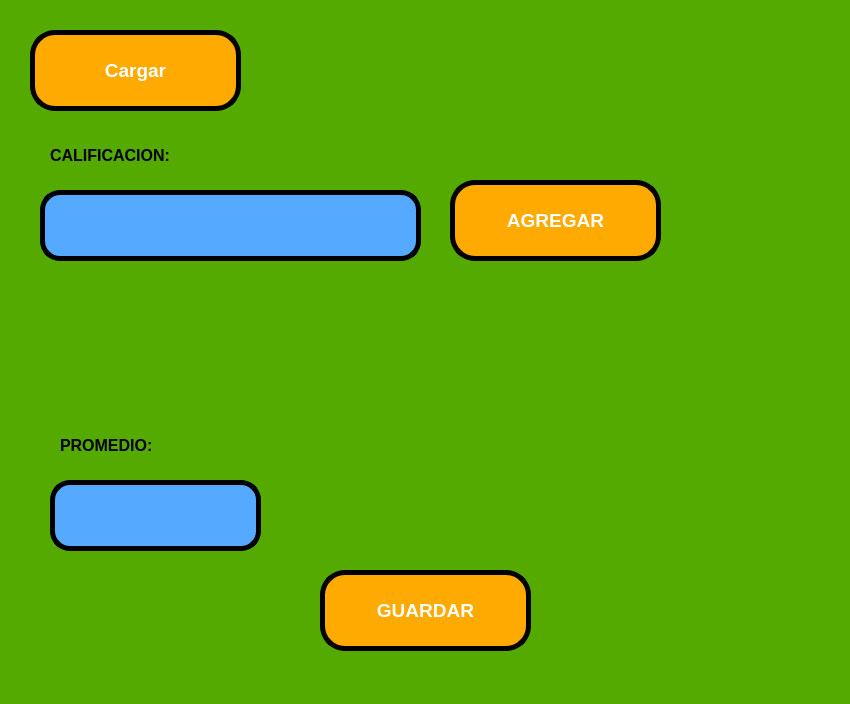
Above: Unidad 1/P07_PromedioNumeros-Load/P07_PromedioNumeros-Load.ui from Boxy15/PIP_2025_1_Eq1 before the change. Below: the same form after it.
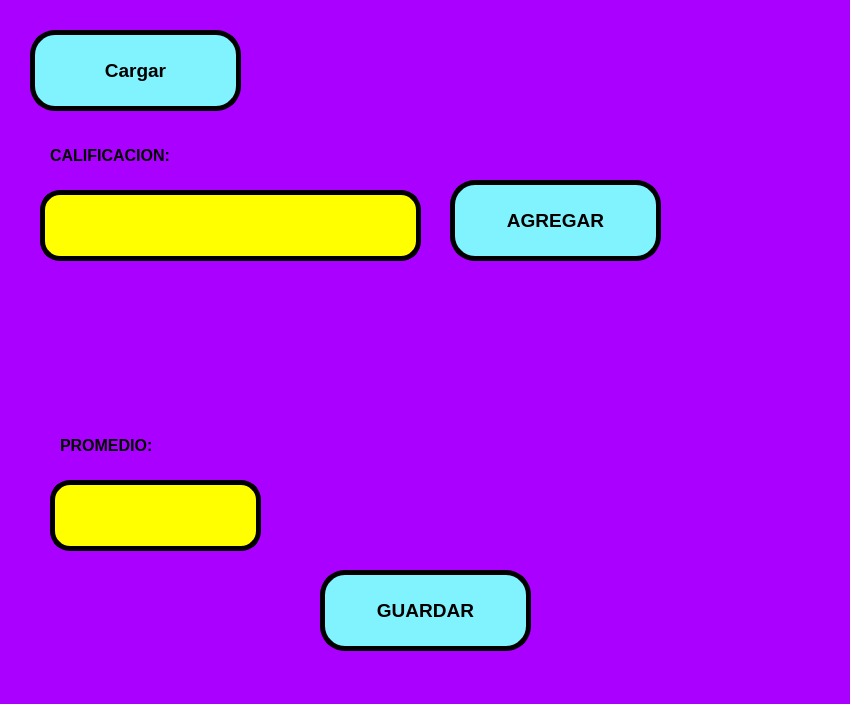
That is the form after the change.

What changed in the file:
```diff
--- a/Unidad 1/P07_PromedioNumeros-Load/P07_PromedioNumeros-Load.ui
+++ b/Unidad 1/P07_PromedioNumeros-Load/P07_PromedioNumeros-Load.ui
@@ -14,7 +14,7 @@
    <string>MainWindow</string>
   </property>
   <property name="styleSheet">
-   <string notr="true">background-color: rgb(85, 170, 0);</string>
+   <string notr="true">background-color: rgb(170, 0, 255);</string>
   </property>
   <widget class="QWidget" name="centralwidget">
    <widget class="QPushButton" name="btn_Agregar">
@@ -37,9 +37,8 @@
      <enum>Qt::LeftToRight</enum>
     </property>
     <property name="styleSheet">
-     <string notr="true">background-color: rgb(170, 85, 255);
-background-color: rgb(255, 170, 0);
-color: rgb(255, 255, 255);
+     <string notr="true">background-color: rgb(129, 243, 255);
+color: rgb(0, 0, 0);
 border-radius: 25px;
 border:  5px solid black;</string>
     </property>
@@ -73,7 +72,7 @@
      <enum>Qt::LeftToRight</enum>
     </property>
     <property name="styleSheet">
-     <string notr="true">background-color: rgb(85, 170, 255);
+     <string notr="true">background-color: rgb(255, 255, 0);
 border-radius:20px;
 border:  5px solid black;</string>
     </property>
@@ -97,7 +96,7 @@
      <enum>Qt::LeftToRight</enum>
     </property>
     <property name="styleSheet">
-     <string notr="true">background-color: rgb(85, 170, 255);
+     <string notr="true">background-color: rgb(255, 255, 0);
 border-radius:20px;
 border:  5px solid black;</string>
     </property>
@@ -141,9 +140,8 @@
      <enum>Qt::LeftToRight</enum>
     </property>
     <property name="styleSheet">
-     <string notr="true">background-color: rgb(170, 85, 255);
-background-color: rgb(255, 170, 0);
-color: rgb(255, 255, 255);
+     <string notr="true">background-color: rgb(129, 243, 255);
+color: rgb(0, 0, 0);
 border-radius: 25px;
 border:  5px solid black;</string>
     </property>
@@ -171,9 +169,8 @@
      <enum>Qt::LeftToRight</enum>
     </property>
     <property name="styleSheet">
-     <string notr="true">background-color: rgb(170, 85, 255);
-background-color: rgb(255, 170, 0);
-color: rgb(255, 255, 255);
+     <string notr="true">background-color: rgb(129, 243, 255);
+color: rgb(0, 0, 0);
 border-radius: 25px;
 border:  5px solid black;</string>
     </property>
```
